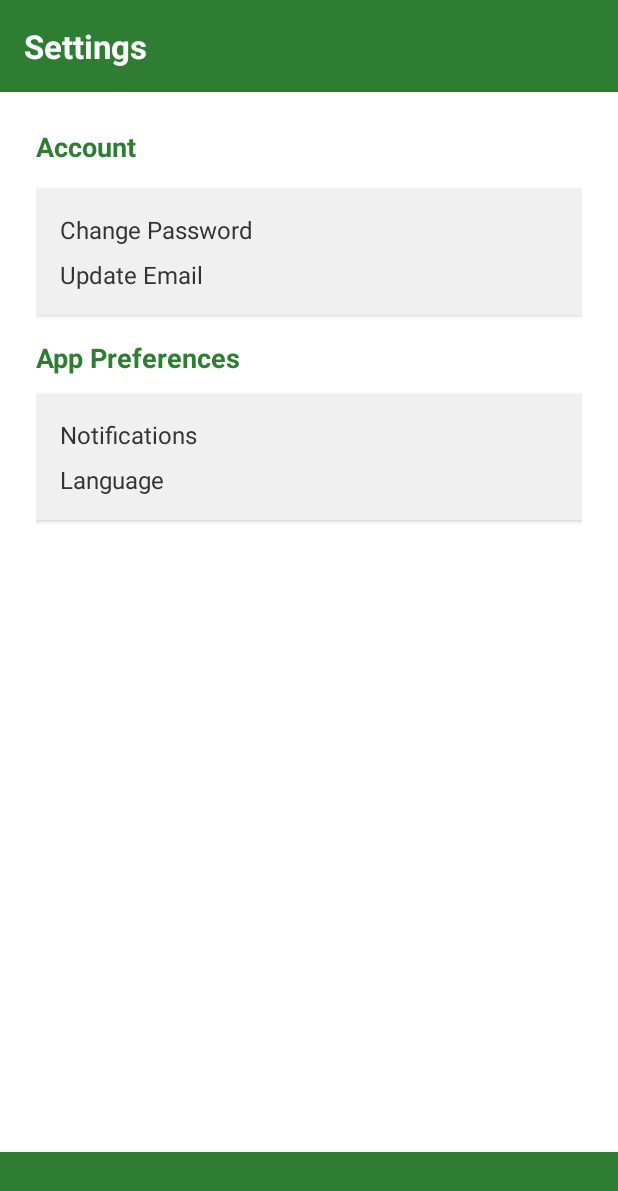
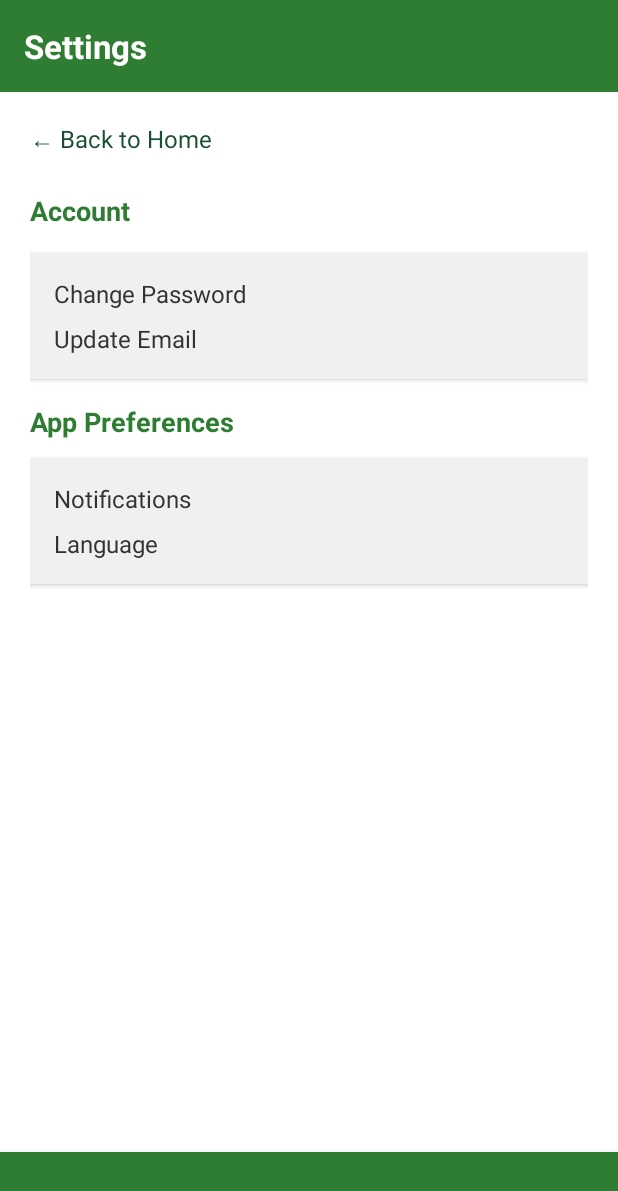
Before and after one commit to cristalmhel/RiceWise, an Android app built with Jetpack Compose: the DashboardActivity screen opened directly, with no data from a screen before it, after a tap on "Settings", on a phone screen of 412 x 824 dp. Shown: the top 1191 px of the screen. Run offline under Robolectric (Android 15) with nearby library versions, the phone set to English and light mode, and no system bars.

Commit message:
commit 05-05-2025 v2
commit 05-05-2025 v2

```diff
--- a/app/src/main/java/com/example/ricewise/ApiService.kt
+++ b/app/src/main/java/com/example/ricewise/ApiService.kt
@@ -8,4 +8,10 @@ interface ApiService {
 
     @POST("users")
     fun register(@Body request: RegisterRequest): Call<RegisterResponse>
+
+    @POST("users/forgot-password")
+    fun forgotPassword(@Body request: ForgotPasswordRequest): Call<ForgotPasswordResponse>
+
+    @POST("users/reset-password")
+    fun resetPassword(@Body request: ResetPasswordRequest): Call<ResetPasswordResponse>
 }
--- a/app/src/main/java/com/example/ricewise/DashboardActivity.kt
+++ b/app/src/main/java/com/example/ricewise/DashboardActivity.kt
@@ -16,8 +16,15 @@ class DashboardActivity : Activity() {
         setContentView(R.layout.activity_dashboard)
 
         val settingsIcon = findViewById<LinearLayout>(R.id.settingsIcon)
+        val logoutButton = findViewById<Button>(R.id.logout)
         settingsIcon.setOnClickListener {
             startActivity(Intent(this, SettingsActivity::class.java))
+            finish()
+        }
+
+        logoutButton.setOnClickListener {
+            startActivity(Intent(this, LoginActivity::class.java))
+            finish()
         }
     }
 }
--- a/app/src/main/java/com/example/ricewise/SettingsActivity.kt
+++ b/app/src/main/java/com/example/ricewise/SettingsActivity.kt
@@ -1,7 +1,9 @@
 package com.example.ricewise
 
 import android.app.Activity
+import android.content.Intent
 import android.os.Bundle
+import android.widget.TextView
 import androidx.activity.enableEdgeToEdge
 import androidx.appcompat.app.AppCompatActivity
 import androidx.core.view.ViewCompat
@@ -11,5 +13,11 @@ class SettingsActivity : Activity() {
     override fun onCreate(savedInstanceState: Bundle?) {
         super.onCreate(savedInstanceState)
         setContentView(R.layout.activity_settings)
+
+        val backToHome = findViewById<TextView>(R.id.backToHome)
+        backToHome.setOnClickListener {
+            startActivity(Intent(this, DashboardActivity::class.java))
+            finish()
+        }
     }
 }
--- a/app/src/main/res/layout/activity_dashboard.xml
+++ b/app/src/main/res/layout/activity_dashboard.xml
@@ -136,6 +136,7 @@
 
 
     <Button
+        android:id="@+id/logout"
         android:layout_width="wrap_content"
         android:layout_height="wrap_content"
         android:text="Logout"
--- a/app/src/main/res/layout/activity_settings.xml
+++ b/app/src/main/res/layout/activity_settings.xml
@@ -32,12 +32,21 @@
         android:layout_above="@id/bottomNavigation"
         android:layout_width="match_parent"
         android:layout_height="match_parent"
-        android:padding="24dp">
+        android:padding="20dp">
 
         <LinearLayout
             android:layout_width="match_parent"
             android:layout_height="wrap_content"
             android:orientation="vertical">
+
+            <TextView
+                android:id="@+id/backToHome"
+                android:layout_width="wrap_content"
+                android:layout_height="wrap_content"
+                android:text="← Back to Home"
+                android:textColor="@color/green_900"
+                android:textSize="16sp"
+                android:layout_marginBottom="24dp"/>
 
             <!-- Account Settings -->
             <TextView
```
Also changed, not shown: app/src/main/java/com/example/ricewise/ChangePasswordActivity.kt (+40 -6 lines), app/src/main/java/com/example/ricewise/ForgotPasswordActivity.kt (+46 -8 lines).
